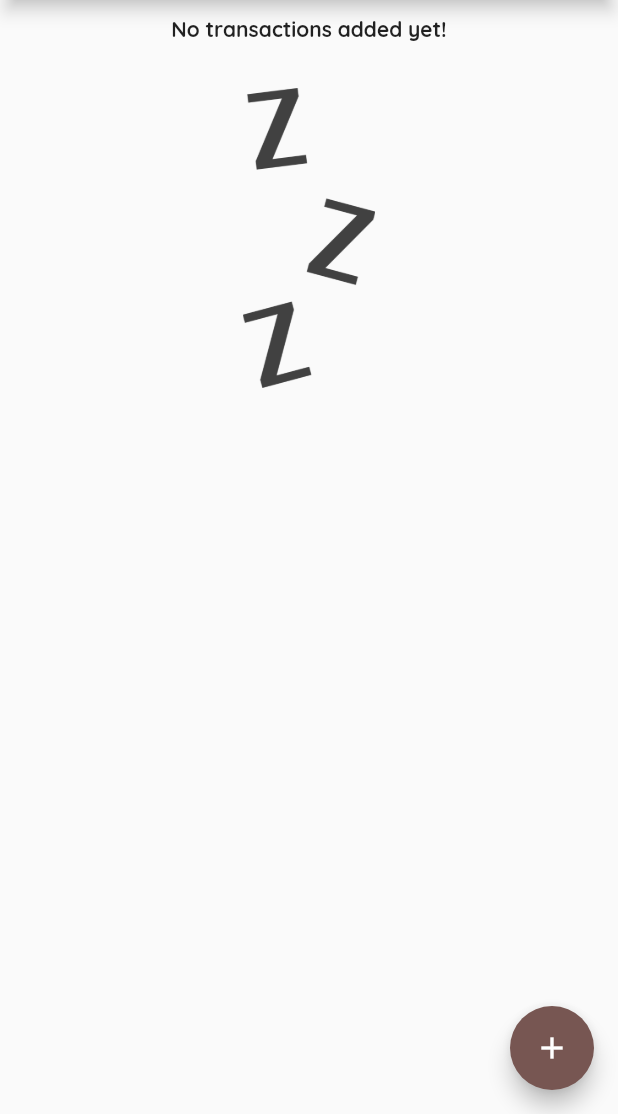
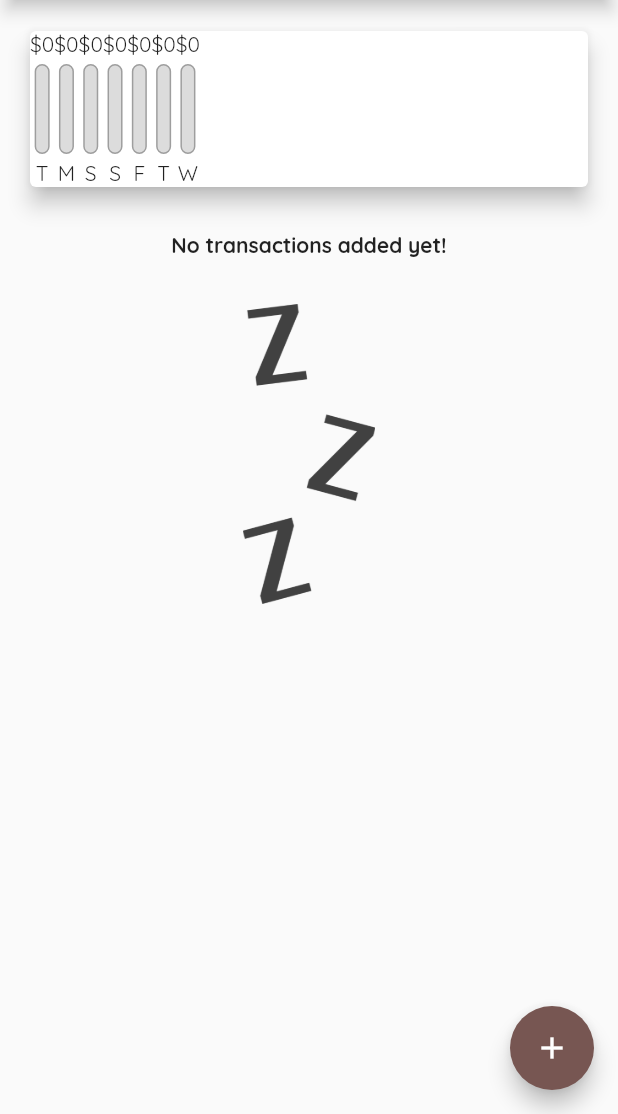
Before and after one commit to pol-dev-shinroo/personal_expense_app, a Flutter app: the screen it shows after launch, on a phone screen of 412 x 824 dp, the part 122-1236 px from its top. Run offline on Flutter 3.47's test engine with Material 2 defaults, Android fonts, the phone set to English and light mode, and no system bars.

Commit message:
bar chart

```diff
--- a/lib/main.dart
+++ b/lib/main.dart
@@ -2,6 +2,7 @@ import 'package:flutter/material.dart';
 import "./models/transaction.dart";
 import "./widgets/textInput_fields.dart";
 import "./widgets/transaction_list.dart";
+import "./widgets/chart.dart";
 
 void main() {
   runApp(const MyApp());
@@ -54,6 +55,16 @@ class _MyHomePageState extends State<MyHomePage> {
     //     id: "2", title: "Addidas Shoes", amount: 15.99, date: DateTime.now()),
   ];
 
+  List<Transaction> get _recentTransactions {
+    return transactions.where((tx) {
+      return tx.date.isAfter(
+        DateTime.now().subtract(
+          const Duration(days: 7),
+        ),
+      );
+    }).toList();
+  }
+
   void _addNewTransaction(String title, double amount) {
     final newTransaction = Transaction(
         id: DateTime.now().toString(),
@@ -101,6 +112,7 @@ class _MyHomePageState extends State<MyHomePage> {
                 child: Text("Chart!"),
               ),
             ),
+            Chart(recentTransactions: _recentTransactions),
             TransactionList(transactions: transactions),
           ],
         ),
--- /dev/null
+++ b/lib/widgets/chart.dart
@@ -0,0 +1,65 @@
+// ignore_for_file: avoid_print
+
+import 'package:flutter/material.dart';
+import "package:intl/intl.dart";
+import "../models/transaction.dart";
+import "./chart_bar.dart";
+
+class Chart extends StatelessWidget {
+  final List<Transaction> recentTransactions;
+  const Chart({super.key, required this.recentTransactions});
+
+// key is string, value is object
+// Map is like the hashMap (object)
+  List<Map<String, Object>> get groupTransactionsValue {
+    return List.generate(7, (idx) {
+      final weekDay = DateTime.now().subtract(
+        Duration(days: idx),
+      );
+
+      double totalSum = 0.0;
+
+      for (var i = 0; i < recentTransactions.length; i++) {
+        if (recentTransactions[i].date.day == weekDay.day &&
+            recentTransactions[i].date.month == weekDay.month &&
+            recentTransactions[i].date.year == weekDay.year) {
+          totalSum += recentTransactions[i].amount;
+        }
+      }
+
+      print(DateFormat.E().format(weekDay));
+      print(totalSum);
+
+      return {
+        "day": DateFormat.E().format(weekDay).substring(0, 1),
+        "amount": totalSum
+      };
+    });
+  }
+
+  double get totalSpending {
+    return groupTransactionsValue.fold(0.0, (sum, item) {
+      return sum + (item["amount"] as double);
+    });
+  }
+
+  @override
+  Widget build(BuildContext context) {
+    print(groupTransactionsValue);
+    return Card(
+      elevation: 6,
+      margin: const EdgeInsets.all(20),
+      child: Row(
+        children: groupTransactionsValue.map((data) {
+          return ChartBar(
+            label: data["day"] as String,
+            spendingAmount: data["amount"] as double,
+            spendingPercentageTotal: totalSpending != 0
+                ? (data["amount"] as double) / totalSpending
+                : 0,
+          );
+        }).toList(),
+      ),
+    );
+  }
+}
--- /dev/null
+++ b/lib/widgets/chart_bar.dart
@@ -0,0 +1,50 @@
+import 'package:flutter/material.dart';
+
+class ChartBar extends StatelessWidget {
+  final String label;
+  final double spendingAmount;
+  final double spendingPercentageTotal;
+
+  const ChartBar(
+      {super.key,
+      required this.label,
+      required this.spendingAmount,
+      required this.spendingPercentageTotal});
+
+  @override
+  Widget build(BuildContext context) {
+    return Column(
+      children: <Widget>[
+        Text('\$${spendingAmount.toStringAsFixed(0)}'),
+        const SizedBox(
+          height: 4,
+        ),
+        SizedBox(
+            height: 60,
+            width: 10,
+            child: Stack(
+              children: <Widget>[
+                Container(
+                  decoration: BoxDecoration(
+                    border: Border.all(color: Colors.grey, width: 1.0),
+                    color: const Color.fromRGBO(220, 220, 220, 1),
+                    borderRadius: BorderRadius.circular(20),
+                  ),
+                ),
+                FractionallySizedBox(
+                  heightFactor: spendingPercentageTotal,
+                  child: Container(
+                    decoration: BoxDecoration(
+                      color: Theme.of(context).primaryColor,
+                      borderRadius: BorderRadius.circular(20),
+                    ),
+                  ),
+                )
+              ],
+            )),
+        const SizedBox(height: 4),
+        Text(label)
+      ],
+    );
+  }
+}
```
